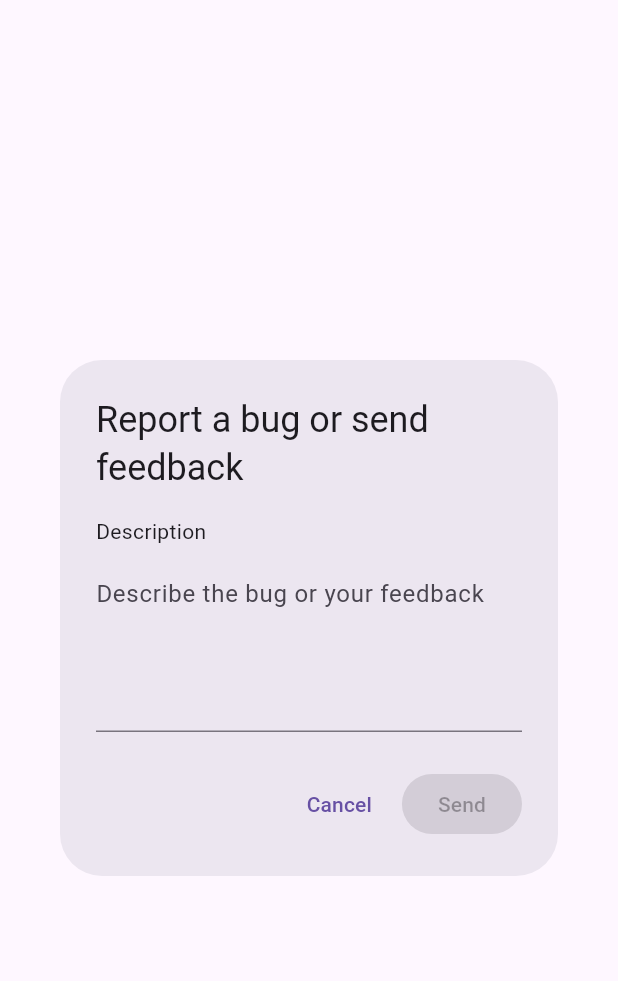
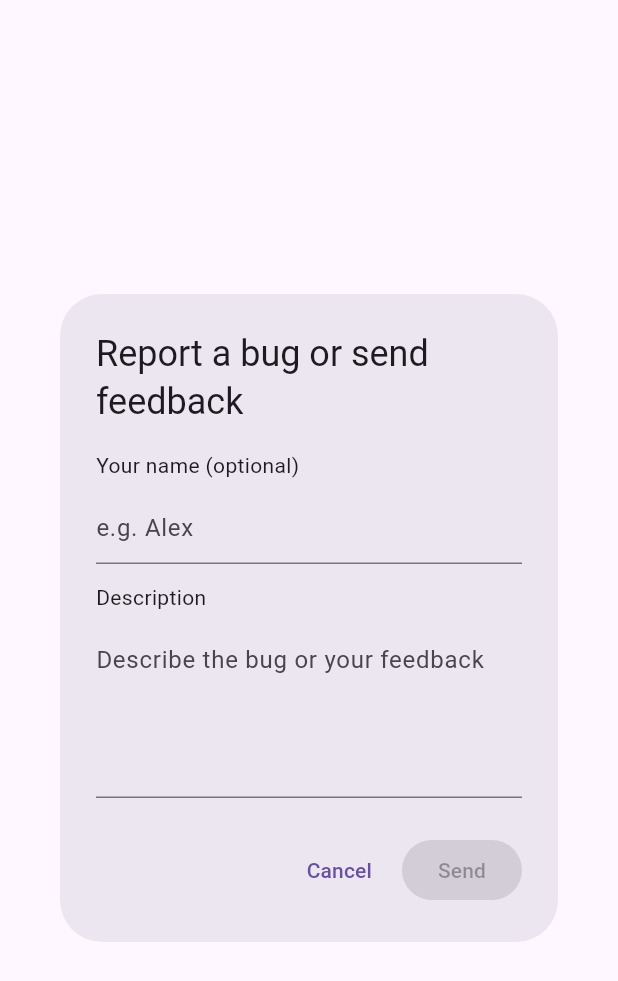
Before and after one commit to Zapientia/zap_bugs, a Flutter app: the FeedbackDialog widget shown alone on an empty page, opened directly, on a phone screen of 412 x 824 dp. Shown: the top 981 px of the screen. Run offline on Flutter 3.47's test engine with Material 3 defaults, Android fonts, the phone set to English and light mode, and no system bars; our stand-ins replace package_info_plus, shared_preferences; missing offline and left inert: shake; accounts and stored records are empty.

Commit message:
feat: add optional reporter name field with local persistence; update related strings and tests
Co-authored-by: Copilot <copilot@github.com>

```diff
--- a/lib/src/feedback_dialog.dart
+++ b/lib/src/feedback_dialog.dart
@@ -1,6 +1,7 @@
 import 'dart:typed_data';
 
 import 'package:flutter/material.dart';
+import 'package:shared_preferences/shared_preferences.dart';
 
 import 'package:zap_bugs/src/feedback_submission.dart';
 import 'package:zap_bugs/src/zap_bugs_strings.dart';
@@ -51,25 +52,52 @@ class FeedbackDialog extends StatefulWidget {
 }
 
 class _FeedbackDialogState extends State<FeedbackDialog> {
+  static const String _reporterPreferenceKey = 'zap_bugs.reporter';
   static const double _screenshotPreviewHeight = 140;
+  static const int _reporterMaxLines = 1;
   static const int _descriptionMinLines = 4;
   static const int _descriptionMaxLines = 6;
   static const double _spacingMedium = 12;
   static const double _spacingSmall = 8;
   static const double _fallbackBorderRadius = 8;
 
+  late final TextEditingController _reporterController;
   late final TextEditingController _controller;
 
   @override
   void initState() {
     super.initState();
+    _reporterController = TextEditingController();
     _controller = TextEditingController();
+    _loadSavedReporter();
   }
 
   @override
   void dispose() {
+    _reporterController.dispose();
     _controller.dispose();
     super.dispose();
+  }
+
+  Future<void> _loadSavedReporter() async {
+    final prefs = await SharedPreferences.getInstance();
+    final reporter = prefs.getString(_reporterPreferenceKey);
+
+    if (!mounted || reporter == null || reporter.isEmpty) {
+      return;
+    }
+
+    _reporterController.text = reporter;
+    setState(() {});
+  }
+
+  Future<void> _saveReporter(String reporter) async {
+    final prefs = await SharedPreferences.getInstance();
+    if (reporter.isEmpty) {
+      await prefs.remove(_reporterPreferenceKey);
+      return;
+    }
+    await prefs.setString(_reporterPreferenceKey, reporter);
   }
 
   bool get _canSubmit => _controller.text.trim().isNotEmpty;
@@ -89,6 +117,23 @@ class _FeedbackDialogState extends State<FeedbackDialog> {
         mainAxisSize: MainAxisSize.min,
         crossAxisAlignment: CrossAxisAlignment.start,
         children: [
+          Text(
+            widget.strings.reporterLabel,
+            style:
+                Theme.of(context).dialogTheme.contentTextStyle ??
+                Theme.of(context).textTheme.bodyMedium,
+          ),
+          const SizedBox(height: _spacingSmall),
+          TextField(
+            controller: _reporterController,
+            decoration: InputDecoration(
+              hintText: widget.strings.reporterHint,
+            ),
+            maxLines: _reporterMaxLines,
+            minLines: _reporterMaxLines,
+            textInputAction: TextInputAction.next,
+          ),
+          const SizedBox(height: _spacingMedium),
           Text(
             widget.strings.descriptionLabel,
             style:
@@ -147,9 +192,19 @@ class _FeedbackDialogState extends State<FeedbackDialog> {
       FilledButton(
         onPressed:
             _canSubmit
-                ? () => Navigator.of(
-                  context,
-                ).pop(FeedbackSubmission(description: _controller.text.trim()))
+                ? () async {
+                  final reporter = _reporterController.text.trim();
+                  await _saveReporter(reporter);
+                  if (!context.mounted) {
+                    return;
+                  }
+                  Navigator.of(context).pop(
+                    FeedbackSubmission(
+                      description: _controller.text.trim(),
+                      reporter: reporter,
+                    ),
+                  );
+                }
                 : null,
         child: Text(widget.strings.submitButton),
       ),
--- a/lib/src/feedback_submission.dart
+++ b/lib/src/feedback_submission.dart
@@ -1,8 +1,11 @@
 /// Data returned by the feedback dialog when the user submits.
 class FeedbackSubmission {
   /// Creates a [FeedbackSubmission].
-  const FeedbackSubmission({required this.description});
+  const FeedbackSubmission({required this.description, this.reporter = ''});
 
   /// The user's description of the bug or feedback.
   final String description;
+
+  /// Optional reporter name provided by the user.
+  final String reporter;
 }
--- a/lib/src/github_feedback_service.dart
+++ b/lib/src/github_feedback_service.dart
@@ -68,6 +68,7 @@ class GitHubFeedbackService extends FeedbackService {
     await _createIssue(
       title: _buildIssueTitle(submission.description),
       description: submission.description,
+      reporter: submission.reporter,
       deviceInfo: deviceInfo,
       screenshotUrl: screenshotUrl,
     );
@@ -100,9 +101,12 @@ class GitHubFeedbackService extends FeedbackService {
   Future<void> _createIssue({
     required String title,
     required String description,
+    required String reporter,
     required String deviceInfo,
     String? screenshotUrl,
   }) async {
+    final reporterSection =
+        reporter.trim().isEmpty ? '' : '\n\n## Reporter\n${reporter.trim()}';
     final screenshotSection =
         screenshotUrl != null
             ? '\n\n## Screenshot\n![Screenshot]($screenshotUrl)'
@@ -111,6 +115,7 @@ class GitHubFeedbackService extends FeedbackService {
     final body = '''
 ## Description
 $description
+$reporterSection
 
 ## Device Info
 $deviceInfo$screenshotSection
--- a/lib/src/zap_bugs_strings.dart
+++ b/lib/src/zap_bugs_strings.dart
@@ -7,6 +7,8 @@ class ZapBugsStrings {
   /// Creates a [ZapBugsStrings] instance; override only the fields you need.
   const ZapBugsStrings({
     this.dialogTitle = 'Report a bug or send feedback',
+    this.reporterLabel = 'Your name (optional)',
+    this.reporterHint = 'e.g. Alex',
     this.descriptionLabel = 'Description',
     this.descriptionHint = 'Describe the bug or your feedback',
     this.screenshotPreviewLabel = 'Screenshot preview',
@@ -18,6 +20,12 @@ class ZapBugsStrings {
 
   /// Title shown at the top of the feedback dialog.
   final String dialogTitle;
+
+  /// Label above the reporter name text field.
+  final String reporterLabel;
+
+  /// Placeholder text inside the reporter name field.
+  final String reporterHint;
 
   /// Label above the description text field.
   final String descriptionLabel;
--- a/pubspec.yaml
+++ b/pubspec.yaml
@@ -27,6 +27,7 @@ dependencies:
     sdk: flutter
   http: ^1.2.1
   package_info_plus: ^9.0.0
+  shared_preferences: ^2.3.2
   shake: ^3.0.0
 
 dev_dependencies:
```
Also changed, not shown: 3 other files.
